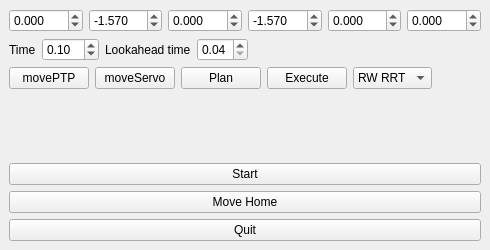
Qt form robot_plugin/src/RobotPlugin.ui (Ezzence/rovi2-robot) before a commit.
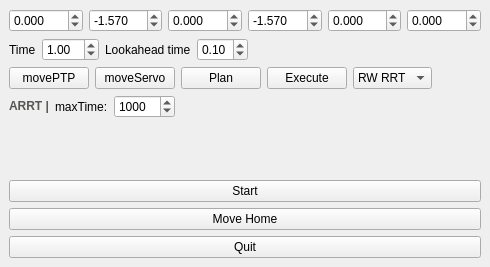
The same form after that commit.

Commit message: adding max time timout for ARRT, minor servo test change

The edit to the form file:
```diff
--- a/robot_plugin/src/RobotPlugin.ui
+++ b/robot_plugin/src/RobotPlugin.ui
@@ -7,7 +7,7 @@
     <x>0</x>
     <y>0</y>
     <width>490</width>
-    <height>250</height>
+    <height>267</height>
    </rect>
   </property>
   <property name="windowTitle">
@@ -147,7 +147,7 @@
            <double>0.100000000000000</double>
           </property>
           <property name="value">
-           <double>0.100000000000000</double>
+           <double>1.000000000000000</double>
           </property>
          </widget>
         </item>
@@ -169,6 +169,9 @@
           <property name="singleStep">
            <double>0.010000000000000</double>
           </property>
+          <property name="value">
+           <double>0.100000000000000</double>
+          </property>
          </widget>
         </item>
         <item>
@@ -253,6 +256,56 @@
         </item>
        </layout>
       </item>
+      <item>
+       <layout class="QHBoxLayout" name="horizontalLayout_4">
+        <property name="bottomMargin">
+         <number>0</number>
+        </property>
+        <item>
+         <widget class="QLabel" name="label_3">
+          <property name="text">
+           <string>&lt;html&gt;&lt;head/&gt;&lt;body&gt;&lt;p&gt;&lt;span style=&quot; font-weight:600; color:#555753;&quot;&gt;ARRT |&lt;/span&gt;&lt;/p&gt;&lt;/body&gt;&lt;/html&gt;</string>
+          </property>
+          <property name="textFormat">
+           <enum>Qt::RichText</enum>
+          </property>
+         </widget>
+        </item>
+        <item>
+         <widget class="QLabel" name="label_4">
+          <property name="text">
+           <string>maxTime:</string>
+          </property>
+         </widget>
+        </item>
+        <item>
+         <widget class="QSpinBox" name="boxMaxTime">
+          <property name="maximum">
+           <number>99000</number>
+          </property>
+          <property name="singleStep">
+           <number>1000</number>
+          </property>
+          <property name="value">
+           <number>1000</number>
+          </property>
+         </widget>
+        </item>
+        <item>
+         <spacer name="horizontalSpacer_3">
+          <property name="orientation">
+           <enum>Qt::Horizontal</enum>
+          </property>
+          <property name="sizeHint" stdset="0">
+           <size>
+            <width>40</width>
+            <height>20</height>
+           </size>
+          </property>
+         </spacer>
+        </item>
+       </layout>
+      </item>
       <item>
        <spacer name="verticalSpacer">
         <property name="orientation">
```
The commit also changes 6 other files.
